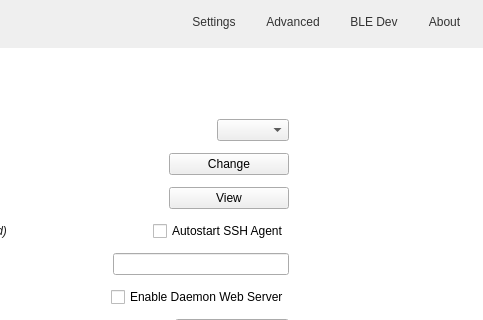
This is src/MainWindow.ui in mooltipass/moolticute as Qt 5 draws it before an edit; both pictures show x 505 to 988 and y 0 to 320 of the 988 by 632 pixel window. The edited form follows.
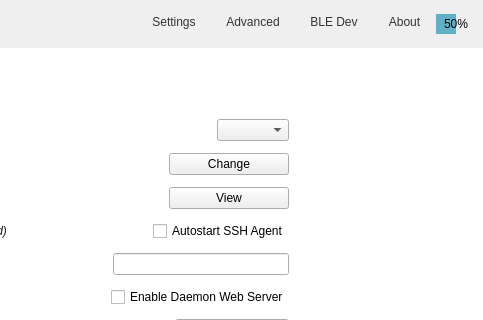
This is the edited form. Icons and pictures are not drawn. Custom widgets are drawn as their Qt base class.

Commit message: [BLE] Display battery percent on UI side

What changed in the file:
```diff
--- a/src/MainWindow.ui
+++ b/src/MainWindow.ui
@@ -233,6 +233,22 @@
          </property>
         </widget>
        </item>
+       <item>
+        <widget class="QProgressBar" name="pbBleBattery">
+         <property name="maximumSize">
+          <size>
+           <width>40</width>
+           <height>16777215</height>
+          </size>
+         </property>
+         <property name="value">
+          <number>50</number>
+         </property>
+         <property name="invertedAppearance">
+          <bool>false</bool>
+         </property>
+        </widget>
+       </item>
        <item>
         <widget class="QLabel" name="labelLogo"/>
        </item>
```
The commit also changes 8 other files.
